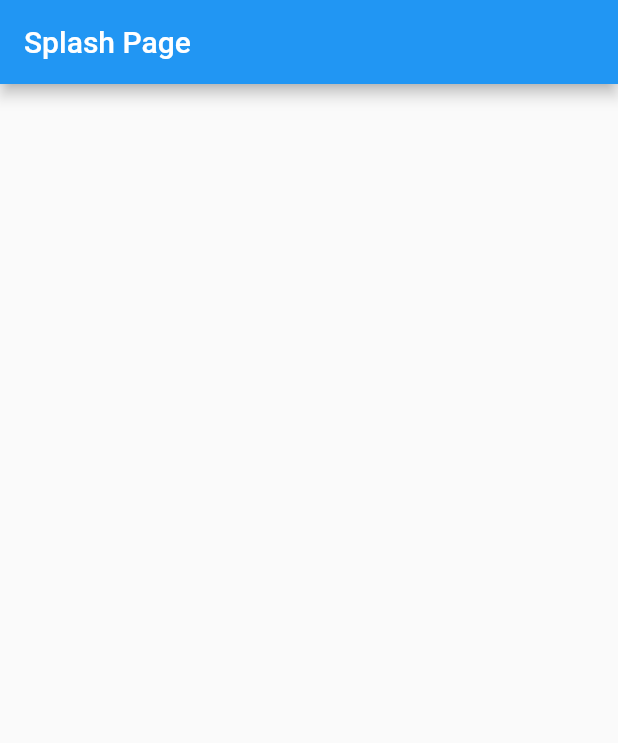
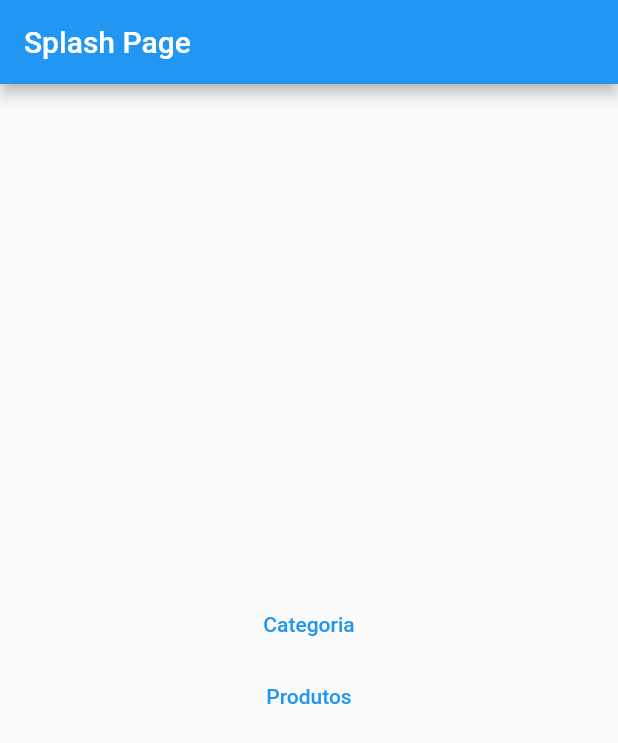
Before and after one commit to kakosergio/flutter_modular_example, a Flutter app: the screen it shows after launch, on a phone screen of 412 x 824 dp. Shown: the top 743 px of the screen. Run offline on Flutter 3.47's test engine with Material 2 defaults, Android fonts, the phone set to English and light mode, and no system bars; our stand-ins replace flutter_modular.

```diff
--- a/lib/app/category/category_module.dart
+++ b/lib/app/category/category_module.dart
@@ -8,6 +8,6 @@ class CategoryModule extends Module{
 
   @override
   List<ModularRoute> get routes => [
-    ChildRoute(Modular.initialRoute, child: (context, args) => const CategoryPage(),)
+    ChildRoute(Modular.initialRoute, child: (context, args) => CategoryPage(category: args.data,),),
   ];
 }
--- a/lib/app/splash/splash_page.dart
+++ b/lib/app/splash/splash_page.dart
@@ -1,14 +1,31 @@
 import 'package:flutter/material.dart';
+import 'package:flutter_modular/flutter_modular.dart';
 
 class SplashPage extends StatelessWidget {
+  const SplashPage({super.key});
 
-  const SplashPage({ super.key });
-
-   @override
-   Widget build(BuildContext context) {
-       return Scaffold(
-           appBar: AppBar(title: const Text('Splash Page'),),
-           body: Container(),
-       );
+  @override
+  Widget build(BuildContext context) {
+    return Scaffold(
+      appBar: AppBar(
+        title: const Text('Splash Page'),
+      ),
+      body: Center(
+        child: Column(
+          crossAxisAlignment: CrossAxisAlignment.center,
+          mainAxisAlignment: MainAxisAlignment.center,
+          children: [
+            TextButton(
+                onPressed: () => Modular.to.pushNamed('/category/',
+                    arguments: 'Subi a escada de São Paulo'),
+                child: const Text('Categoria')),
+            TextButton(
+                onPressed: () => Modular.to.pushNamed('/product/',
+                    arguments: 'Subi a escada de São Paulo'),
+                child: const Text('Produtos'))
+          ],
+        ),
+      ),
+    );
   }
 }
```
Also changed, not shown: lib/app/app_module.dart (+6 -1 lines), lib/app/category/category_page.dart (+18 -8 lines), lib/app/product/product_module.dart (added, +14 -0 lines), lib/app/product/product_page.dart (added, +14 -0 lines).
